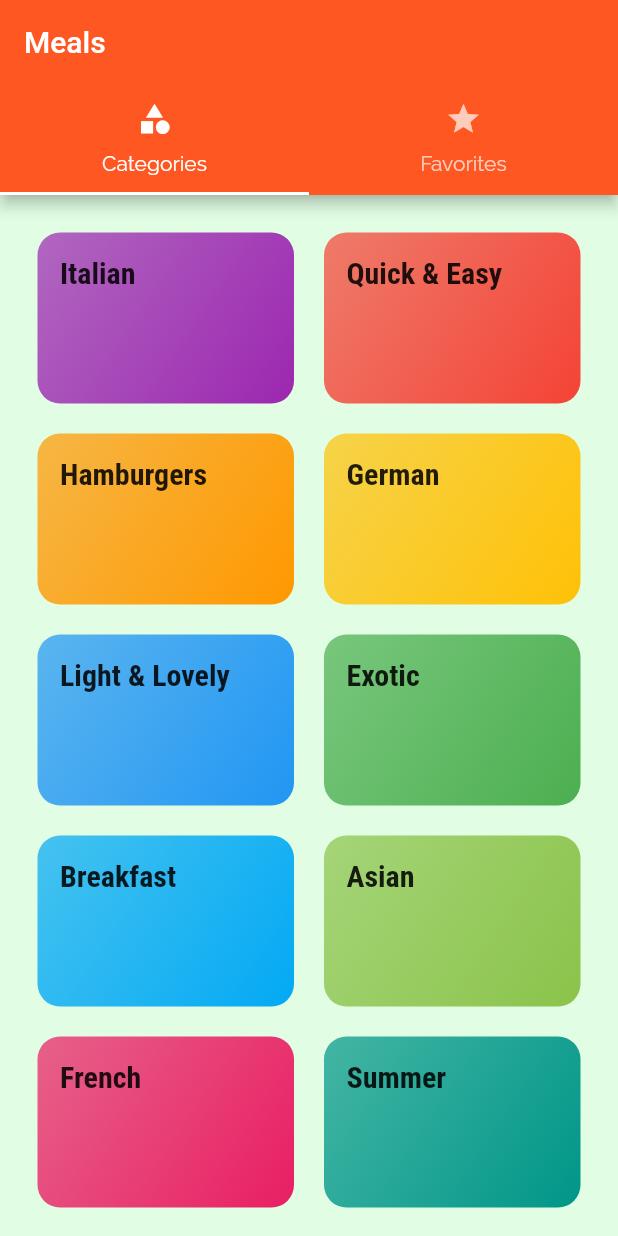
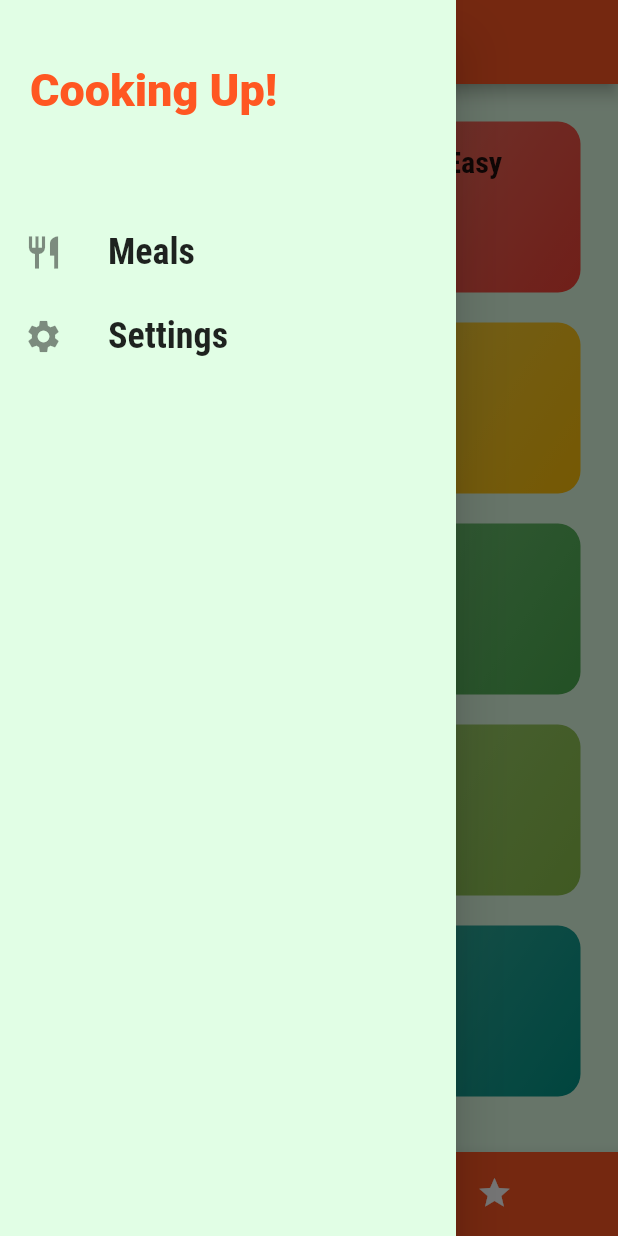
Before and after one commit to viraj-2393/meals_app, a Flutter app: the screen it shows after launch, with the side drawer open (before the commit the screen has no drawer), on a phone screen of 412 x 824 dp. Run offline on Flutter 3.47's test engine with Material 2 defaults, Android fonts, the phone set to English and light mode, and no system bars.

```diff
--- a/lib/main.dart
+++ b/lib/main.dart
@@ -5,7 +5,7 @@ import './categories_meals_screen.dart';
 import './categories_screen.dart';
 import './meal_details.dart';
 import './tabs_screen.dart';
-
+import './filters_screen.dart';
 void main() {
   runApp(MaterialApp(
     theme: ThemeData(
@@ -25,7 +25,8 @@ void main() {
     routes: {
       '/': (ctx) => TabsScreen(),
       MealDetailScreen.routeName: (ctx) => MealDetailScreen(),
-      CategoryMealsScreen.routeName:(ctx) => CategoryMealsScreen()
+      CategoryMealsScreen.routeName:(ctx) => CategoryMealsScreen(),
+      FilterScreen.rounteName:(ctx) => FilterScreen()
     },
     onGenerateRoute: (settings){
       return MaterialPageRoute(builder: (ctx) => CategoryMealsScreen());
--- /dev/null
+++ b/lib/main_drawer.dart
@@ -0,0 +1,50 @@
+import 'package:flutter/material.dart';
+import 'package:meals_app/tabs_screen.dart';
+import './filters_screen.dart';
+class MainDrawer extends StatelessWidget{
+  Widget buildListTile(String title,IconData iconData,VoidCallback tapHandler){
+    return ListTile(
+      leading: Icon(iconData,size: 26,),
+      title: Text(title,
+        style: TextStyle(
+            fontFamily: 'RobotoCondensed',
+            fontSize: 24,
+            fontWeight: FontWeight.bold
+        ),),
+      onTap: tapHandler,
+    );
+  }
+  @override
+  Widget build(BuildContext context) {
+    return Drawer(
+      child: Column(
+        children: [
+          Container(
+            height: 120,
+            width: double.infinity,
+            padding: EdgeInsets.all(20),
+            alignment: Alignment.centerLeft,
+            child: Text('Cooking Up!',
+            style: TextStyle(
+                fontWeight: FontWeight.w900,
+              fontSize: 30,
+              color: Theme.of(context).primaryColor
+            ),
+
+            ),
+          ),
+          SizedBox(
+            height: 20,
+          ),
+          buildListTile('Meals', Icons.restaurant,(){
+            Navigator.of(context).pushReplacementNamed('/');
+          }),
+          buildListTile('Settings', Icons.settings,(){
+            Navigator.of(context).pushReplacementNamed(FilterScreen.rounteName);
+          })
+
+        ],
+      ),
+    );
+  }
+}
--- a/lib/tabs_screen.dart
+++ b/lib/tabs_screen.dart
@@ -1,41 +1,53 @@
 import 'package:flutter/material.dart';
 import './favorites_screen.dart';
 import './categories_screen.dart';
+import './main_drawer.dart';
+
 class TabsScreen extends StatefulWidget{
   @override
   State<StatefulWidget> createState() {
-    return TabsScreenState();
+    return _TabsScreenState();
   }
 }
-class TabsScreenState extends State<TabsScreen>{
+class _TabsScreenState extends State<TabsScreen>{
+  final List<Map<String,dynamic>> _pages = [
+    {'page':CategoriesScreen(),'title':'Categories'},
+    {'page':FavoriteScreen(),'title':'Favorites'}
+  ];
+  int _selectedPageIndex = 0;
+  void _selectPage(int index){
+    setState(() {
+      _selectedPageIndex = index;
+    });
+  }
   @override
   Widget build(BuildContext context) {
-    return DefaultTabController(
-      length: 2,
-      initialIndex: 0,
-      child: Scaffold(
+    return Scaffold(
         appBar: AppBar(
-          title: Text('Meals'),
-          bottom: TabBar(
-            onTap: (pos){},
-            tabs: [
-              Tab(
-                icon: Icon(Icons.category),
-                text: 'Categories',
-              ),
-              Tab(
-                icon: Icon(Icons.star),
-                text: 'Favorites',
-              ),
-            ],
+          title: Text(_pages[_selectedPageIndex]['title'] as String),
+
+        ),
+        drawer: MainDrawer(),
+        body: _pages[_selectedPageIndex]['page'],
+      bottomNavigationBar: BottomNavigationBar(
+        onTap: _selectPage,
+        backgroundColor: Theme.of(context).primaryColor,
+        unselectedItemColor: Colors.white,
+        selectedItemColor: Colors.white,
+        currentIndex: _selectedPageIndex,
+        type: BottomNavigationBarType.shifting,
+        items:[
+          BottomNavigationBarItem(
+            backgroundColor: Theme.of(context).primaryColor,
+            icon:Icon(Icons.category,),
+            label: 'Categories'
+          ),
+          BottomNavigationBarItem(
+              backgroundColor: Theme.of(context).primaryColor,
+              icon:Icon(Icons.star),
+              label: 'Favorites'
           )
-        ),
-        body: TabBarView(
-          children: [
-            CategoriesScreen(),
-            FavoriteScreen()
-          ],
-        ),
+        ]
       ),
     );
   }
```
Also changed, not shown: lib/categories_meals_screen.dart (+39 -11 lines), lib/filters_screen.dart (added, +86 -0 lines), lib/meal_details.dart (+8 -0 lines), lib/meal_item.dart (+8 -2 lines).
